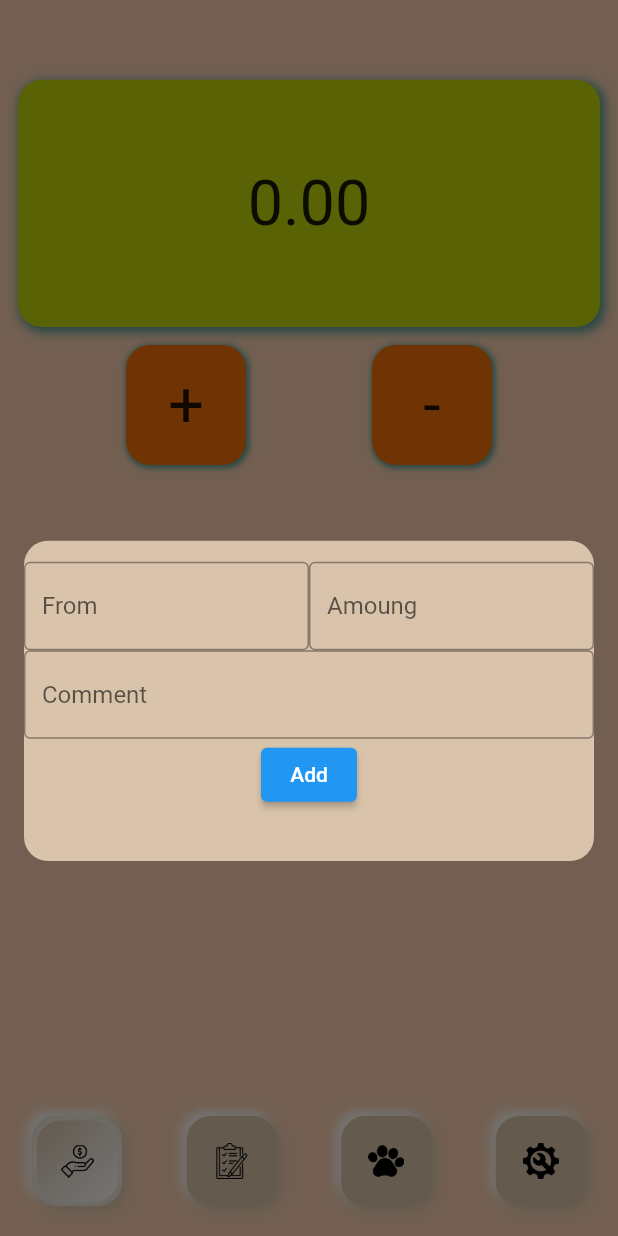
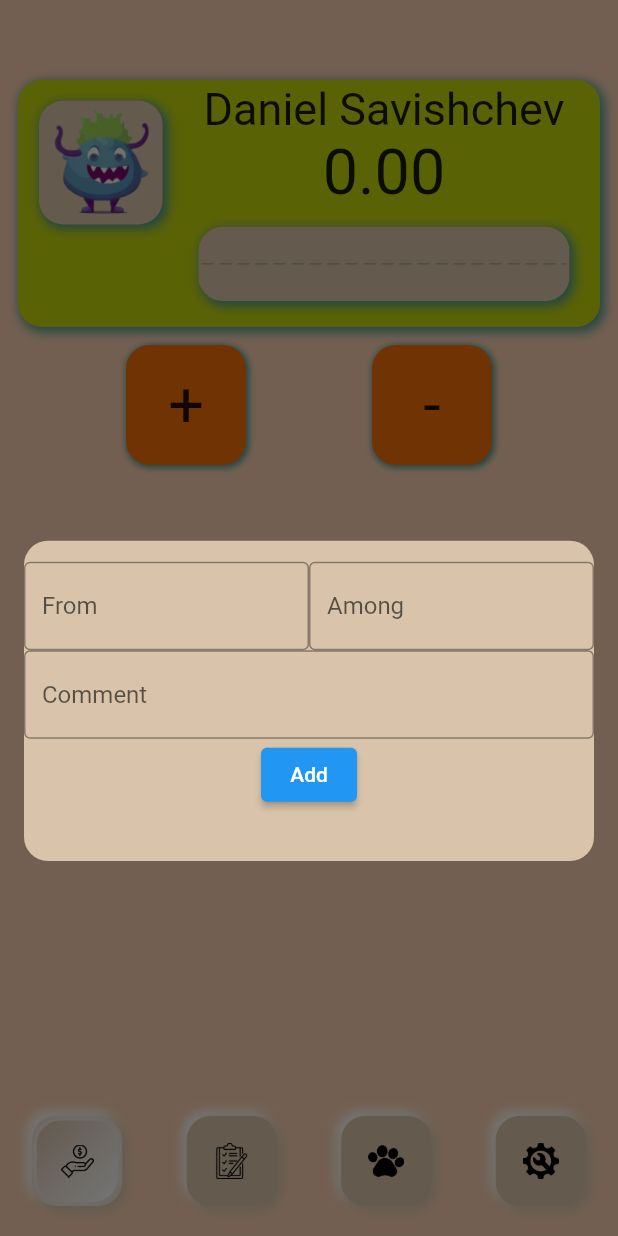
Before and after one commit to denissavishchev/young_journal, a Flutter app: the screen it shows after launch, after a tap on an icon or button, on a phone screen of 412 x 824 dp. Run offline on Flutter 3.47's test engine with Material 2 defaults, Android fonts, the phone set to English and light mode, and no system bars; drawn by our look-alikes of fl_chart.

Commit message:
finance page

```diff
--- a/lib/constants.dart
+++ b/lib/constants.dart
@@ -1,10 +1,10 @@
 import 'package:flutter/material.dart';
 
-const blue = Color(0xff4f9892);
-const purple = Color(0xffd697bb);
-const green = Color(0xffc4d60c);
-const grey = Color(0xffd9c4ab);
-const orange = Color(0xfff56f08);
+const kBlue = Color(0xff4f9892);
+const kPurple = Color(0xffd697bb);
+const kGreen = Color(0xffc4d60c);
+const kGrey = Color(0xffd9c4ab);
+const kOrange = Color(0xfff56f08);
 
 // const timeStyle = TextStyle(fontSize: 50, fontWeight: FontWeight.bold, color: fontColor);
 // const textStyle = TextStyle(fontSize: 22, fontWeight: FontWeight.bold, color: fontColor);
--- a/lib/models/finance_provider_model.dart
+++ b/lib/models/finance_provider_model.dart
@@ -1,13 +1,21 @@
+import 'package:fl_chart/fl_chart.dart';
 import 'package:flutter/material.dart';
 import 'package:young_journal/constants.dart';
 
 class FinanceProvider with ChangeNotifier {
 
   List finances = [];
+  final List<double> spots = [];
   final TextEditingController _nameController = TextEditingController();
   final TextEditingController _amongController = TextEditingController();
   final TextEditingController _commentController = TextEditingController();
   ScrollController scrollController = ScrollController();
+
+  List<FlSpot> spot(List spots) {
+    return spots.asMap().entries.map((e) {
+      return FlSpot(e.key.toDouble(), e.value);
+    }).toList();
+  }
 
   String totalFinances(){
     double total = 0.0;
@@ -27,7 +35,7 @@ class FinanceProvider with ChangeNotifier {
             height: MediaQuery.of(context).size.height,
             padding: const EdgeInsets.symmetric(vertical: 14),
             decoration: const BoxDecoration(
-                color: grey,
+                color: kGrey,
                 borderRadius: BorderRadius.all(Radius.circular(16))
             ),
             child: Column(
@@ -37,7 +45,7 @@ class FinanceProvider with ChangeNotifier {
                     Expanded(
                       child: TextField(
                         controller: _nameController,
-                        decoration: InputDecoration(
+                        decoration: const InputDecoration(
                           border: OutlineInputBorder(),
                           hintText: 'From',
                         ),
@@ -46,9 +54,9 @@ class FinanceProvider with ChangeNotifier {
                     Expanded(
                       child: TextField(
                         controller: _amongController,
-                        decoration: InputDecoration(
+                        decoration: const InputDecoration(
                           border: OutlineInputBorder(),
-                          hintText: 'Amoung',
+                          hintText: 'Among',
                         ),
                       ),
                     ),
@@ -56,7 +64,7 @@ class FinanceProvider with ChangeNotifier {
                 ),
                 TextField(
                   controller: _commentController,
-                  decoration: InputDecoration(
+                  decoration: const InputDecoration(
                     border: OutlineInputBorder(),
                     hintText: 'Comment',
                   ),
@@ -70,6 +78,11 @@ class FinanceProvider with ChangeNotifier {
                             : double.parse(_amongController.text),
                         _commentController.text
                       ]);
+                      spots.add(
+                          !action
+                          ? (double.parse(_amongController.text)) * -1
+                          : double.parse(_amongController.text)
+                      );
                       Navigator.of(context).pop();
                       notifyListeners();
                       scrollController.animateTo(
@@ -77,7 +90,7 @@ class FinanceProvider with ChangeNotifier {
                           duration: const Duration(milliseconds: 10),
                           curve: Curves.linear);
                     },
-                    child: Text('Add'))
+                    child: const Text('Add'))
               ],
             ),
           );
--- a/lib/models/pets_provider_model.dart
+++ b/lib/models/pets_provider_model.dart
@@ -24,7 +24,7 @@ class PetsProvider with ChangeNotifier {
             height: MediaQuery.of(context).size.height,
             padding: const EdgeInsets.symmetric(vertical: 14),
             decoration: const BoxDecoration(
-                color: grey,
+                color: kGrey,
                 borderRadius: BorderRadius.all(Radius.circular(16))
             ),
             child: Column(
@@ -89,7 +89,7 @@ class PetsProvider with ChangeNotifier {
             height: MediaQuery.of(context).size.height,
             padding: const EdgeInsets.symmetric(vertical: 14),
             decoration: const BoxDecoration(
-                color: grey,
+                color: kGrey,
                 borderRadius: BorderRadius.all(Radius.circular(16))
             ),
             child: Column(
--- a/lib/models/plans_provider_model.dart
+++ b/lib/models/plans_provider_model.dart
@@ -19,7 +19,7 @@ class PlansProvider with ChangeNotifier {
             height: MediaQuery.of(context).size.height,
             padding: const EdgeInsets.symmetric(vertical: 14),
             decoration: const BoxDecoration(
-                color: grey,
+                color: kGrey,
                 borderRadius: BorderRadius.all(Radius.circular(16))
             ),
             child: Column(
--- a/lib/pages/custom_page.dart
+++ b/lib/pages/custom_page.dart
@@ -7,7 +7,7 @@ class CustomPage extends StatelessWidget {
   @override
   Widget build(BuildContext context) {
     return Scaffold(
-      backgroundColor: green,
+      backgroundColor: kGreen,
       body: Center(
           child: Text('CustomPage')
       ),
--- a/lib/pages/finance_page.dart
+++ b/lib/pages/finance_page.dart
@@ -4,6 +4,7 @@ import 'package:young_journal/constants.dart';
 import '../models/finance_provider_model.dart';
 import '../widgets/basic_button_widget.dart';
 import '../widgets/basic_container_widget.dart';
+import 'package:fl_chart/fl_chart.dart';
 
 class FinancePage extends StatelessWidget {
   const FinancePage({Key? key}) : super(key: key);
@@ -12,7 +13,7 @@ class FinancePage extends StatelessWidget {
   Widget build(BuildContext context) {
     Size size = MediaQuery.of(context).size;
     return Scaffold(
-      backgroundColor: orange.withOpacity(0.3),
+      backgroundColor: kOrange.withOpacity(0.3),
       body: Consumer<FinanceProvider>(
         builder: (context, data, _){
           return Column(
@@ -20,8 +21,60 @@ class FinancePage extends StatelessWidget {
               SizedBox(height: size.height * 0.05),
               BasicContainerWidget(
                 height: 0.2,
-                color: green,
-                child: Center(child: Text(data.totalFinances(), style: TextStyle(fontSize: 42),)),
+                color: kGreen,
+                child: Row(
+                  crossAxisAlignment: CrossAxisAlignment.start,
+                  children: [
+                    BasicContainerWidget(
+                        height: 0.1,
+                        width: 0.2,
+                        color: kGrey,
+                        child: Image.asset('assets/images/2.png')
+                    ),
+                    Column(
+                      children: [
+                        const Text('Daniel Savishchev', style: TextStyle(fontSize: 30)),
+                        Text(data.totalFinances(),
+                          style: const TextStyle(fontSize: 42),),
+                        BasicContainerWidget(
+                            height: 0.06,
+                            width: 0.6,
+                            color: kGrey,
+                            child: LineChart(
+                              LineChartData(
+                                  titlesData: const FlTitlesData(
+                                      show: false
+                                  ),
+                                  borderData: FlBorderData(
+                                      show: false
+                                  ),
+                                  // minX: 0,
+                                  // maxX: 4,
+                                  minY: -200,
+                                  maxY: 200,
+                                  lineBarsData: [
+                                    LineChartBarData(
+                                      dotData: const FlDotData(
+                                          show: false
+                                      ),
+                                      barWidth: 5,
+                                      isCurved: true,
+                                      gradient: const LinearGradient(
+                                          colors: [
+                                            kPurple,
+                                            kOrange,
+                                          ]
+                                      ),
+                                      spots: data.spot(data.spots),
+                                    ),
+                                  ]
+                              ),
+                            ),
+                        )
+                      ],
+                    )
+                  ],
+                ),
               ),
               Row(
                 mainAxisAlignment: MainAxisAlignment.spaceEvenly,
@@ -45,13 +98,13 @@ class FinancePage extends StatelessWidget {
                     itemBuilder: (context, index) {
                       return BasicContainerWidget(
                         height: 0.1,
-                        color: data.finances[index][1] < 0 ? orange : green,
+                        color: data.finances[index][1] < 0 ? kOrange : kGreen,
                         child: ListTile(
                           title: Text(data.finances[index][0]),
                           subtitle: Text(data.finances[index][1].toString()),
                           trailing: data.finances[index][2].toString() != ''
-                            ? Icon(Icons.message_rounded)
-                            : SizedBox.shrink(),
+                            ? const Icon(Icons.message_rounded)
+                            : const SizedBox.shrink(),
                         ),
                       );
                     }),
--- a/lib/pages/home_page.dart
+++ b/lib/pages/home_page.dart
@@ -54,7 +54,7 @@ class HomePage extends StatelessWidget {
                             clipBehavior: Clip.antiAliasWithSaveLayer,
                             padding: EdgeInsets.all(data.activePage == index ? 3 : 18),
                             decoration: const BoxDecoration(
-                                color: grey,
+                                color: kGrey,
                                 borderRadius: BorderRadius.all(Radius.circular(16)),
                                 boxShadow: [
                                   BoxShadow(
@@ -63,7 +63,7 @@ class HomePage extends StatelessWidget {
                                       offset: Offset(-3, -3)
                                   ),
                                   BoxShadow(
-                                      color: grey,
+                                      color: kGrey,
                                       blurRadius: 5,
                                       offset: Offset(3, 3)
                                   ),
@@ -74,16 +74,16 @@ class HomePage extends StatelessWidget {
                               padding: const EdgeInsets.all(16),
                               decoration: const BoxDecoration(
                                 boxShadow: [
-                                  BoxShadow(color: grey, blurRadius: 1, spreadRadius: 0),
+                                  BoxShadow(color: kGrey, blurRadius: 1, spreadRadius: 0),
                                   BoxShadow(color: Colors.white, blurRadius: 20, spreadRadius: 5),
                                 ],
                                 borderRadius: BorderRadius.all(Radius.circular(16)),
-                                color: grey,
+                                color: kGrey,
                                 gradient: LinearGradient(
                                   begin: Alignment.topLeft,
                                   end: Alignment.bottomRight,
                                   colors: [
-                                    grey,
+                                    kGrey,
                                     Colors.white,
                                   ],
                                 ),
--- a/lib/pages/pets_page.dart
+++ b/lib/pages/pets_page.dart
@@ -12,7 +12,7 @@ class PetsPage extends StatelessWidget {
   Widget build(BuildContext context) {
     Size size = MediaQuery.of(context).size;
     return Scaffold(
-      backgroundColor: purple.withOpacity(0.3),
+      backgroundColor: kPurple.withOpacity(0.3),
       body: Consumer<PetsProvider>(
         builder: (context, data, _){
           return Column(
@@ -37,7 +37,7 @@ class PetsPage extends StatelessWidget {
                     itemBuilder: (context, index){
                     return Container(
                       margin: const EdgeInsets.symmetric(horizontal: 12),
-                      color: blue,
+                      color: kBlue,
                       child:
                       Column(
                         mainAxisAlignment: MainAxisAlignment.spaceEvenly,
@@ -68,7 +68,7 @@ class PetsPage extends StatelessWidget {
                                 itemBuilder: (context, index) {
                                   return BasicContainerWidget(
                                     height: 0.1,
-                                    color: orange,
+                                    color: kOrange,
                                     child: ListTile(
                                       title: Text(data.tasks[index][0]),
                                       subtitle: Text(data.tasks[index][1]),
--- a/lib/pages/plans_page.dart
+++ b/lib/pages/plans_page.dart
@@ -13,7 +13,7 @@ class PlansPage extends StatelessWidget {
   Widget build(BuildContext context) {
     Size size = MediaQuery.of(context).size;
     return Scaffold(
-      backgroundColor: blue.withOpacity(0.3),
+      backgroundColor: kBlue.withOpacity(0.3),
       body: Consumer<PlansProvider>(
         builder: (context, data, _){
           return Column(
@@ -40,7 +40,7 @@ class PlansPage extends StatelessWidget {
                       itemBuilder: (context, index) {
                         return BasicContainerWidget(
                           height: 0.1,
-                          color: green,
+                          color: kGreen,
                           child: ListTile(
                             title: Text(data.tasks[index][0]),
                             subtitle: Text(data.tasks[index][1]),
--- a/lib/widgets/basic_button_widget.dart
+++ b/lib/widgets/basic_button_widget.dart
@@ -22,11 +22,11 @@ class BasicButtonWidget extends StatelessWidget {
               width: 80,
               height: 80,
               decoration: const BoxDecoration(
-                  color: orange,
+                  color: kOrange,
                   borderRadius: BorderRadius.all(Radius.circular(16)),
                   boxShadow: [
                     BoxShadow(
-                      color: blue,
+                      color: kBlue,
                       blurRadius: 3,
                       spreadRadius: 1,
                       offset: Offset(1, 1),
--- a/lib/widgets/basic_container_widget.dart
+++ b/lib/widgets/basic_container_widget.dart
@@ -6,9 +6,11 @@ class BasicContainerWidget extends StatelessWidget {
   const BasicContainerWidget({super.key,
     required this.height,
     required this.color,
-    required this.child,});
+    required this.child,
+    this.width = 1,});
 
   final double height;
+  final double width;
   final Color color;
   final Widget child;
 
@@ -17,14 +19,15 @@ class BasicContainerWidget extends StatelessWidget {
     Size size = MediaQuery.of(context).size;
     return Container(
       margin: const EdgeInsets.all(12),
-      width: size.width,
+      padding: const EdgeInsets.all(2),
+      width: size.width * width,
       height: size.height * height,
       decoration: BoxDecoration(
           color: color,
           borderRadius: const BorderRadius.all(Radius.circular(16)),
           boxShadow: const[
             BoxShadow(
-              color: blue,
+              color: kBlue,
               blurRadius: 5,
               spreadRadius: 1,
               offset: Offset(2, 2),
--- a/pubspec.yaml
+++ b/pubspec.yaml
@@ -36,6 +36,7 @@ dependencies:
   # The following adds the Cupertino Icons font to your application.
   # Use with the CupertinoIcons class for iOS style icons.
   cupertino_icons: ^1.0.2
+  fl_chart: ^0.63.0
 
 dev_dependencies:
   flutter_test:
```
Also changed, not shown: assets/images/1.png (added), assets/images/2.png (added), assets/images/3.png (added), pubspec.lock.
